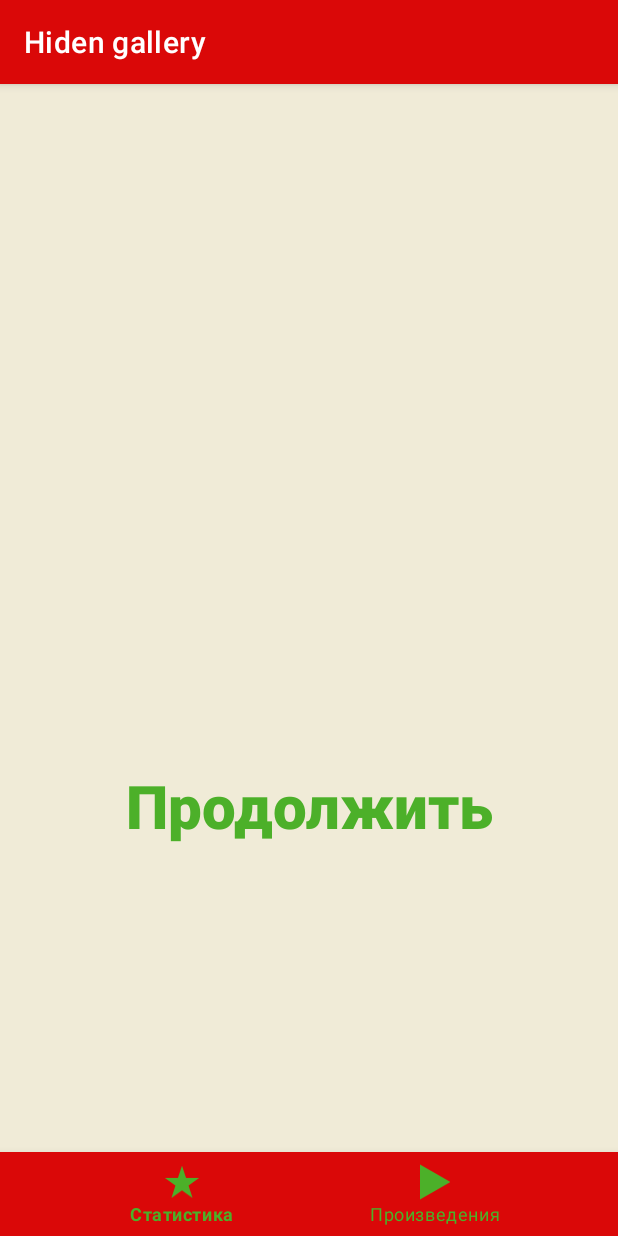
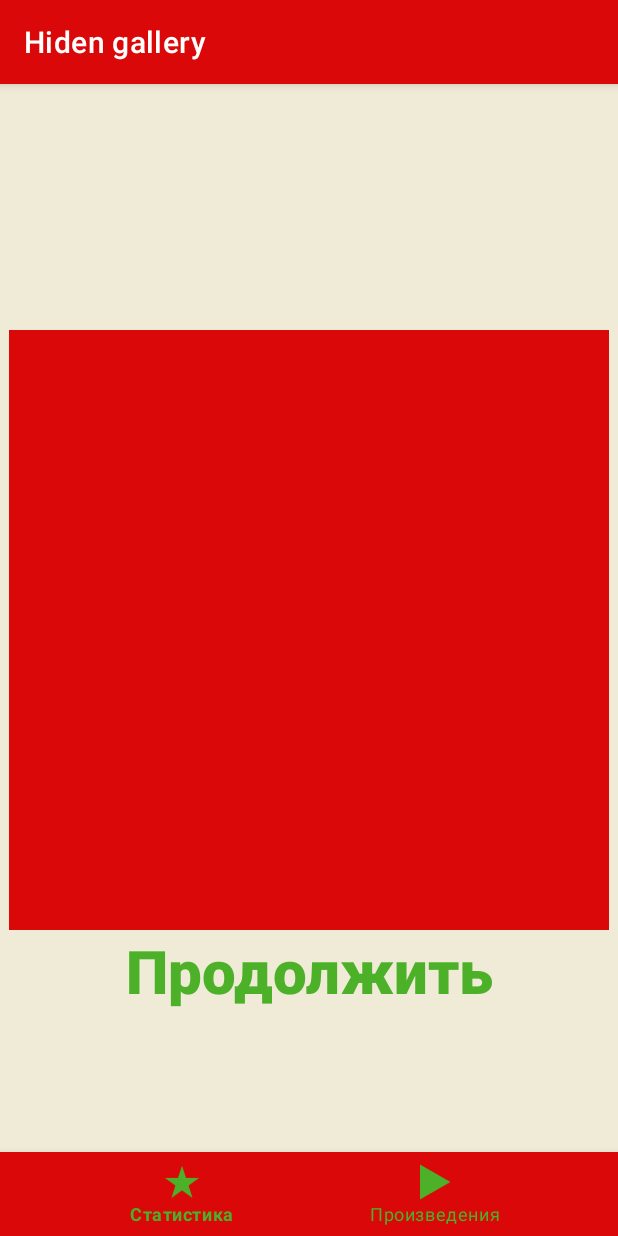
Before and after one commit to Koshkaallmaznaya/game_Kotlin, an Android app: the fragment LevelFragment placed in its activity, on a phone screen of 412 x 824 dp. Run offline under Robolectric (Android 15) with nearby library versions, the phone set to English and light mode, and no system bars; our stand-ins replace navigation-ui; 1 statement that could not run was skipped.

Commit message:
апдейт

```diff
--- a/app/src/main/java/ru/dpankratov/hidengallery/MainActivity.kt
+++ b/app/src/main/java/ru/dpankratov/hidengallery/MainActivity.kt
@@ -36,5 +36,4 @@ class MainActivity : AppCompatActivity() {
         setupActionBarWithNavController(navController, appBarConfiguration)
         navView.setupWithNavController(navController)
     }
-
 }
--- a/app/src/main/res/layout/activity_main.xml
+++ b/app/src/main/res/layout/activity_main.xml
@@ -19,7 +19,7 @@
         app:layout_constraintBottom_toBottomOf="parent"
         app:layout_constraintLeft_toLeftOf="parent"
         app:layout_constraintRight_toRightOf="parent"
-        app:menu="@menu/bottom_nav_menu" />
+        app:menu="@menu/bottom_nav_menu"/>
 
     <fragment
         android:id="@+id/nav_host_fragment_activity_main"
--- a/app/src/main/res/layout/fragment_level.xml
+++ b/app/src/main/res/layout/fragment_level.xml
@@ -9,11 +9,22 @@
 
     <ImageView
         android:id="@+id/imageView2"
-        android:layout_width="match_parent"
-        android:layout_height="wrap_content"
+         android:layout_width="400dp"
+        android:layout_height="400dp"
+        android:scaleType="centerInside"
         app:layout_constraintBottom_toBottomOf="parent"
         app:layout_constraintTop_toTopOf="parent"
         tools:src="@tools:sample/avatars"
+        app:layout_constraintLeft_toLeftOf="parent"
+        app:layout_constraintRight_toRightOf="parent"/>
+
+    <View
+        android:id="@+id/viewPaint"
+        android:layout_width="400dp"
+        android:layout_height="400dp"
+        android:background="?attr/colorPrimary"
+        app:layout_constraintBottom_toBottomOf="parent"
+        app:layout_constraintTop_toTopOf="parent"
         app:layout_constraintLeft_toLeftOf="parent"
         app:layout_constraintRight_toRightOf="parent"/>
 
@@ -24,7 +35,6 @@
         android:layout_gravity="center"
         android:fontFamily="sans-serif-black"
         android:text="Продолжить"
-        android:layout_marginTop="90dp"
         android:textAlignment="center"
         android:textColor="?attr/colorOnPrimary"
         android:textSize="40sp"
--- a/app/src/main/res/values/dimens.xml
+++ b/app/src/main/res/values/dimens.xml
@@ -3,4 +3,6 @@
     <dimen name="activity_horizontal_margin">10dp</dimen>
     <dimen name="activity_vertical_margin">10dp</dimen>
     <dimen name="text_margin">10dp</dimen>
+    <dimen name="brush">20dp</dimen>
+    <integer name="size">20</integer>
 </resources>
```
